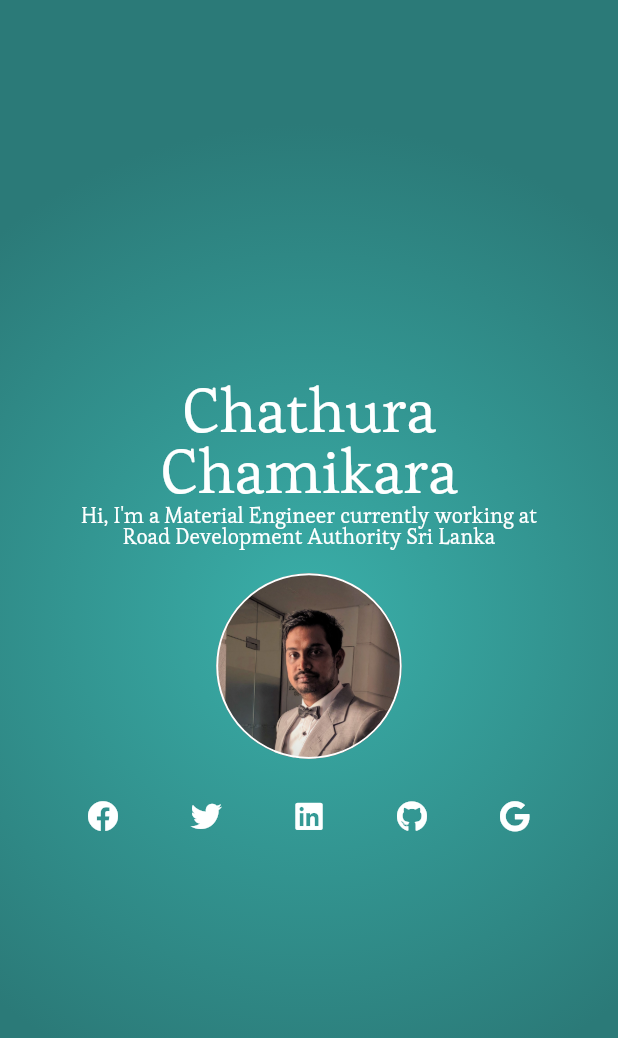
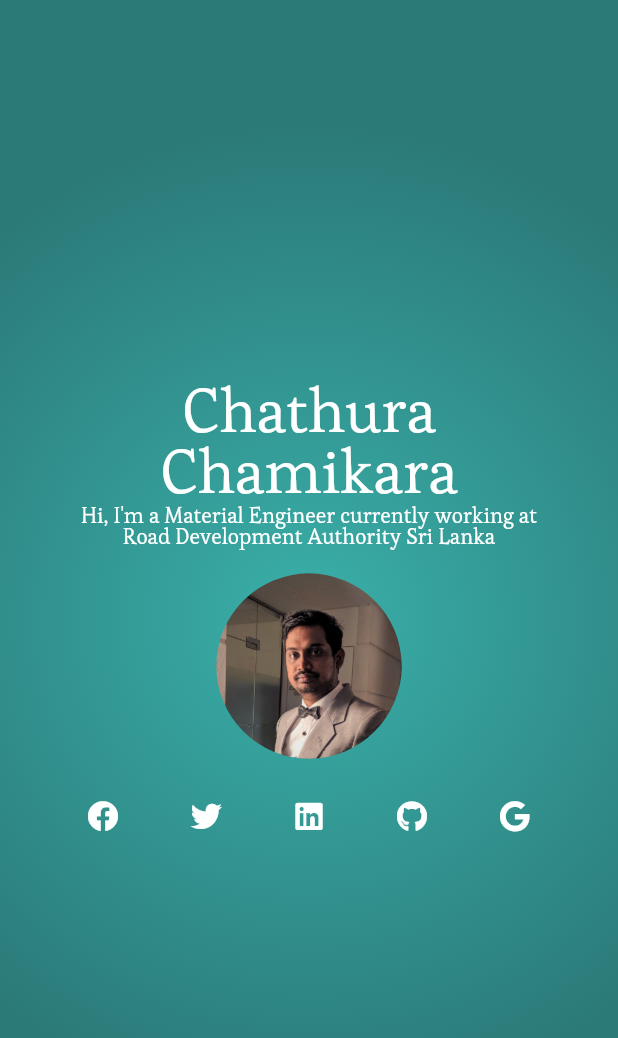
Before and after one commit to chathurach/portfolio, a Flutter app: the screen it shows after launch, on a phone screen of 412 x 824 dp. Shown: the top 1038 px of the screen. Run offline on Flutter 3.47's test engine with Material 2 defaults, Android fonts, the phone set to English and light mode, and no system bars; our stand-ins replace font_awesome_flutter.

```diff
--- a/lib/TopBar/Topbar.dart
+++ b/lib/TopBar/Topbar.dart
@@ -104,24 +104,24 @@ class _DesktopTopbarState extends State<DesktopTopbar> {
                   width: _width * 0.15,
                   height: _width * 0.15,
                   decoration: BoxDecoration(
-                    border: Border(
-                      top: BorderSide(
-                        width: _width * 0.003,
-                        color: Colors.white,
-                      ),
-                      left: BorderSide(
-                        width: _width * 0.003,
-                        color: Colors.white,
-                      ),
-                      right: BorderSide(
-                        width: _width * 0.003,
-                        color: Colors.white,
-                      ),
-                      bottom: BorderSide(
-                        width: _width * 0.003,
-                        color: Colors.white,
-                      ),
-                    ),
+                    //   border: Border(
+                    //     top: BorderSide(
+                    //       width: _width * 0.003,
+                    //       color: Colors.white,
+                    //     ),
+                    //     left: BorderSide(
+                    //       width: _width * 0.003,
+                    //       color: Colors.white,
+                    //     ),
+                    //     right: BorderSide(
+                    //       width: _width * 0.003,
+                    //       color: Colors.white,
+                    //     ),
+                    //     bottom: BorderSide(
+                    //       width: _width * 0.003,
+                    //       color: Colors.white,
+                    //     ),
+                    //   ),
                     shape: BoxShape.circle,
                     image: DecorationImage(
                       fit: BoxFit.fill,
@@ -238,24 +238,24 @@ class _MobileTopbarState extends State<MobileTopbar> {
                   width: _width * 0.3,
                   height: _width * 0.3,
                   decoration: BoxDecoration(
-                    border: Border(
-                      top: BorderSide(
-                        width: _width * 0.003,
-                        color: Colors.white,
-                      ),
-                      left: BorderSide(
-                        width: _width * 0.003,
-                        color: Colors.white,
-                      ),
-                      right: BorderSide(
-                        width: _width * 0.003,
-                        color: Colors.white,
-                      ),
-                      bottom: BorderSide(
-                        width: _width * 0.003,
-                        color: Colors.white,
-                      ),
-                    ),
+                    // border: Border(
+                    //   top: BorderSide(
+                    //     width: _width * 0.003,
+                    //     color: Colors.white,
+                    //   ),
+                    //   left: BorderSide(
+                    //     width: _width * 0.003,
+                    //     color: Colors.white,
+                    //   ),
+                    //   right: BorderSide(
+                    //     width: _width * 0.003,
+                    //     color: Colors.white,
+                    //   ),
+                    //   bottom: BorderSide(
+                    //     width: _width * 0.003,
+                    //     color: Colors.white,
+                    //   ),
+                    // ),
                     shape: BoxShape.circle,
                     image: DecorationImage(
                       fit: BoxFit.fill,
```
